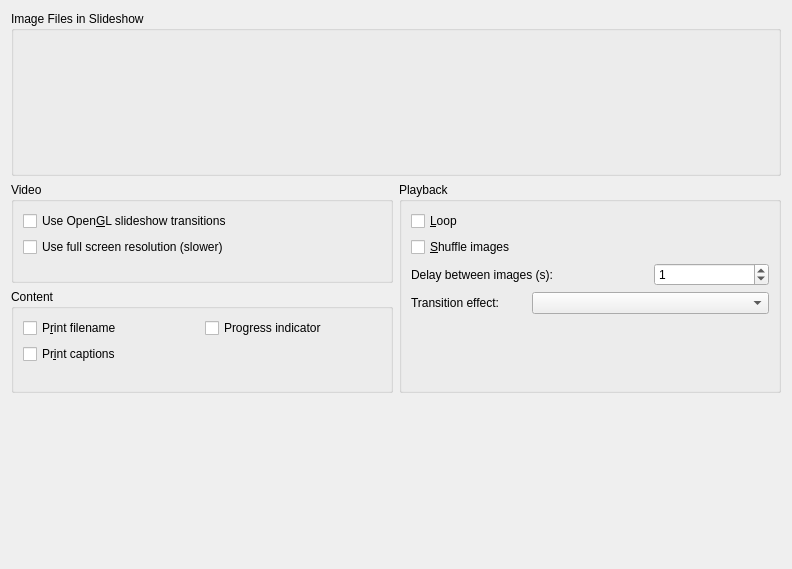
Above: utilities/presentation/dialogs/presentation_mainpage.ui from KDE/digikam before the change. Below: the same form after it.
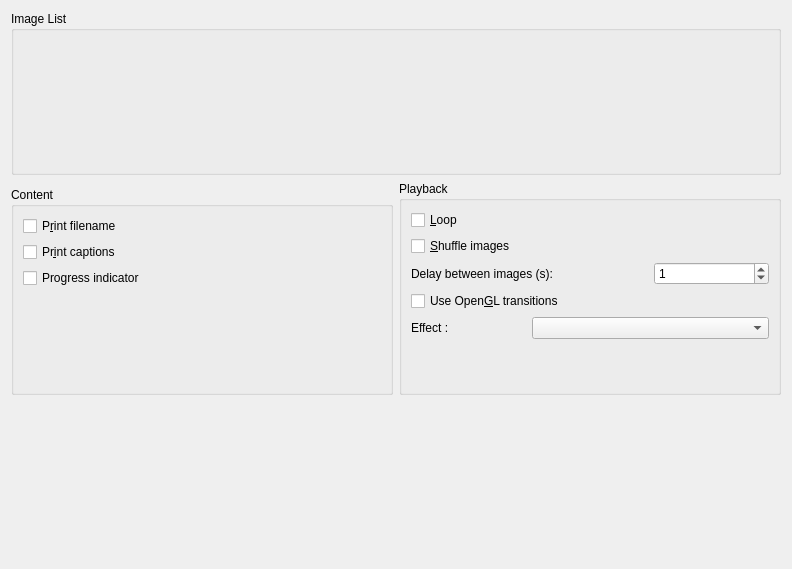
That is the form after the change.

Commit message: polish GUI rename options and rearrange layouts

The edit to the form file:
```diff
--- a/utilities/presentation/dialogs/presentation_mainpage.ui
+++ b/utilities/presentation/dialogs/presentation_mainpage.ui
@@ -17,7 +17,7 @@
       <string>Preview the currently selected image.</string>
      </property>
      <property name="title">
-      <string>Image Files in Slideshow</string>
+      <string>Image List</string>
      </property>
      <layout class="QGridLayout" name="gridLayout_3" columnstretch="10,0">
       <item row="0" column="0">
@@ -133,13 +133,6 @@
             </property>
            </widget>
           </item>
-          <item>
-           <widget class="QCheckBox" name="m_printProgressCheckBox">
-            <property name="text">
-             <string>Progress indicator</string>
-            </property>
-           </widget>
-          </item>
          </layout>
         </item>
         <item>
@@ -149,6 +142,13 @@
           </property>
          </widget>
         </item>
+        <item>
+         <widget class="QCheckBox" name="m_printProgressCheckBox">
+          <property name="text">
+           <string>Progress indicator</string>
+          </property>
+         </widget>
+        </item>
         <item>
          <spacer name="verticalSpacer_2">
           <property name="orientation">
@@ -165,42 +165,6 @@
        </layout>
       </widget>
      </item>
-     <item row="0" column="0">
-      <widget class="QGroupBox" name="groupBox">
-       <property name="title">
-        <string>Video</string>
-       </property>
-       <layout class="QVBoxLayout" name="verticalLayout_3">
-        <item>
-         <widget class="QCheckBox" name="m_openglCheckBox">
-          <property name="text">
-           <string>Use Open&amp;GL slideshow transitions</string>
-          </property>
-         </widget>
-        </item>
-        <item>
-         <widget class="QCheckBox" name="m_openGlFullScale">
-          <property name="text">
-           <string>Use full screen resolution (slower)</string>
-          </property>
-         </widget>
-        </item>
-        <item>
-         <spacer name="verticalSpacer">
-          <property name="orientation">
-           <enum>Qt::Vertical</enum>
-          </property>
-          <property name="sizeHint" stdset="0">
-           <size>
-            <width>20</width>
-            <height>14</height>
-           </size>
-          </property>
-         </spacer>
-        </item>
-       </layout>
-      </widget>
-     </item>
      <item row="0" column="1" rowspan="2">
       <widget class="QGroupBox" name="groupBox_3">
        <property name="title">
@@ -223,6 +187,13 @@
         </item>
         <item>
          <layout class="QGridLayout" name="gridLayout">
+          <item row="2" column="0">
+           <widget class="QLabel" name="label_3">
+            <property name="text">
+             <string>Effect :</string>
+            </property>
+           </widget>
+          </item>
           <item row="0" column="0" colspan="2">
            <widget class="QLabel" name="m_delayLabel">
             <property name="text">
@@ -249,16 +220,16 @@
             </property>
            </widget>
           </item>
-          <item row="1" column="0">
-           <widget class="QLabel" name="label_3">
-            <property name="text">
-             <string>Transition effect:</string>
-            </property>
-           </widget>
-          </item>
-          <item row="1" column="1" colspan="2">
+          <item row="2" column="1" colspan="2">
            <widget class="QComboBox" name="m_effectsComboBox"/>
           </item>
+          <item row="1" column="0" colspan="2">
+           <widget class="QCheckBox" name="m_openglCheckBox">
+            <property name="text">
+             <string>Use Open&amp;GL transitions</string>
+            </property>
+           </widget>
+          </item>
          </layout>
         </item>
         <item>
```
Left out of the diff: 19 changed lines with no effect on the pictures. The commit also changes 5 other files.
